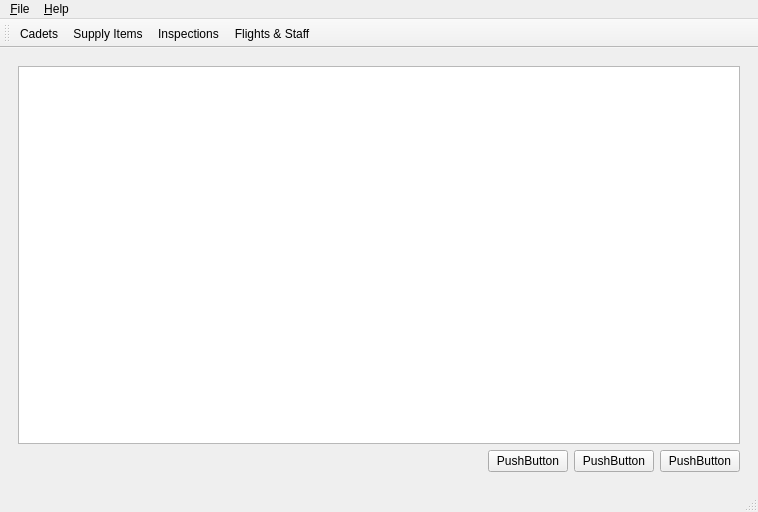
Qt form mainwindow.ui (Stephen-Hamilton-C/MVCS-Office-Manager) before a commit.
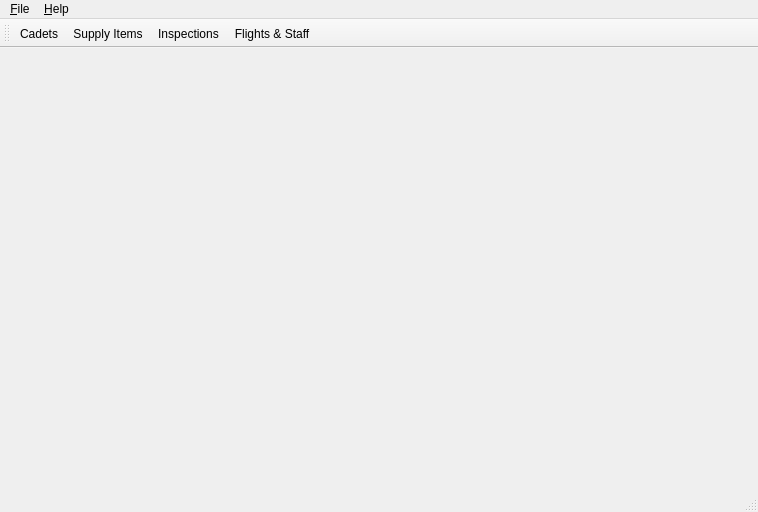
The same form after that commit. The open tabs and pages were chosen to show the change. Icons and pictures are not drawn.

What changed in the file:
```diff
--- a/mainwindow.ui
+++ b/mainwindow.ui
@@ -155,45 +155,7 @@
        </layout>
       </widget>
       <widget class="QWidget" name="supplyPage">
-       <layout class="QGridLayout" name="gridLayout_2">
-        <item row="2" column="1">
-         <widget class="QPushButton" name="pushButton_3">
-          <property name="text">
-           <string>PushButton</string>
-          </property>
-         </widget>
-        </item>
-        <item row="2" column="2">
-         <widget class="QPushButton" name="pushButton_2">
-          <property name="text">
-           <string>PushButton</string>
-          </property>
-         </widget>
-        </item>
-        <item row="2" column="3">
-         <widget class="QPushButton" name="pushButton">
-          <property name="text">
-           <string>PushButton</string>
-          </property>
-         </widget>
-        </item>
-        <item row="2" column="0">
-         <spacer name="horizontalSpacer_2">
-          <property name="orientation">
-           <enum>Qt::Horizontal</enum>
-          </property>
-          <property name="sizeHint" stdset="0">
-           <size>
-            <width>30</width>
-            <height>20</height>
-           </size>
-          </property>
-         </spacer>
-        </item>
-        <item row="0" column="0" colspan="4">
-         <widget class="QTableView" name="itemsView"/>
-        </item>
-       </layout>
+       <layout class="QGridLayout" name="gridLayout_2"/>
       </widget>
       <widget class="QWidget" name="inspectionsPage">
        <layout class="QVBoxLayout" name="verticalLayout_5">
```
